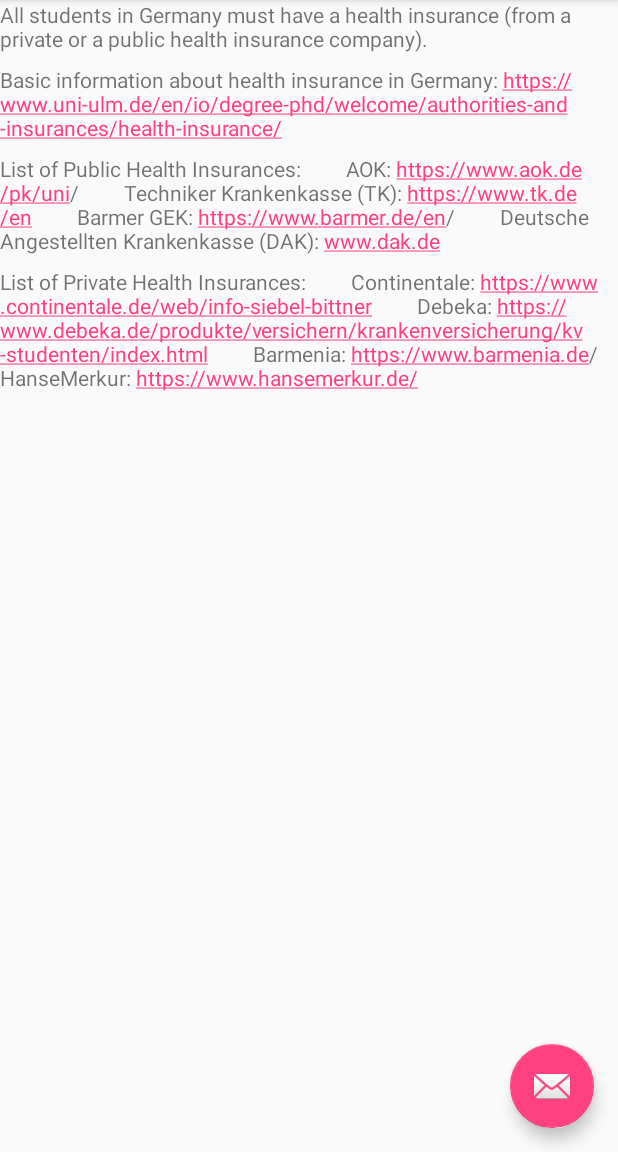
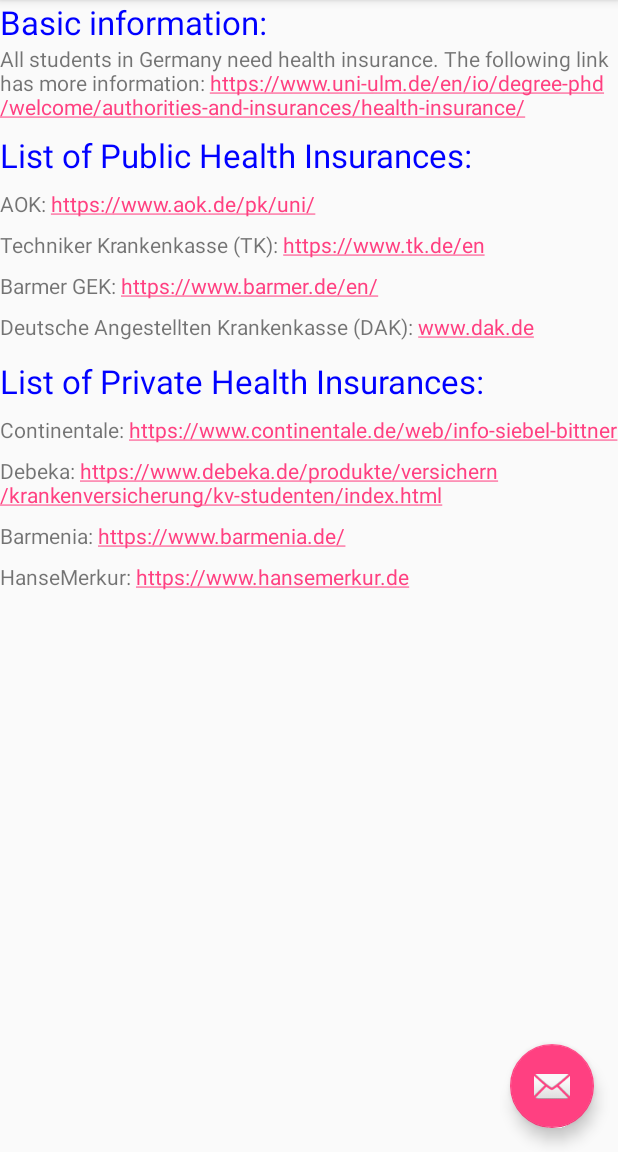
Before and after one commit to JJThatTallGuy/HSUlmNewStudentInfoApp, an Android app: the screen it shows after launch (MainActivity), in the side drawer, after a tap on "Health Insurance", on a phone screen of 412 x 824 dp, the part 84-1236 px from its top. Run offline under Robolectric (Android 15) with nearby library versions, the phone set to English and light mode, and no system bars.

Commit message:
Changed design of health frame

```diff
--- a/app/src/main/res/layout/health.xml
+++ b/app/src/main/res/layout/health.xml
@@ -10,48 +10,127 @@
         android:id="@+id/HealthIntro"
         android:layout_width="wrap_content"
         android:layout_height="wrap_content"
-        android:text="All students in Germany must have a health insurance (from a private or a public health insurance company)."/>
+        android:text="Basic information:"
+        android:textColor="@color/Blue"
+        android:textSize="22sp"
+        />
 
     <TextView
         android:id="@+id/BasicInfo"
         android:layout_width="wrap_content"
         android:layout_height="wrap_content"
-        android:text="Basic information about health insurance in Germany: https://www.uni-ulm.de/en/io/degree-phd/welcome/authorities-and-insurances/health-insurance/"
+        android:text="All students in Germany need health insurance. The following link has more information: https://www.uni-ulm.de/en/io/degree-phd/welcome/authorities-and-insurances/health-insurance/"
         android:autoLink="web"
         android:linksClickable="true"
         app:layout_constraintTop_toBottomOf="@id/HealthIntro"
-        android:paddingTop="8dp"
         />
 
     <TextView
         android:id="@+id/PublicList"
         android:layout_width="wrap_content"
         android:layout_height="wrap_content"
-        android:text="List of Public Health Insurances:
-        AOK: https://www.aok.de/pk/uni/
-        Techniker Krankenkasse (TK): https://www.tk.de/en
-        Barmer GEK: https://www.barmer.de/en/
-        Deutsche Angestellten Krankenkasse (DAK): www.dak.de"
+        android:text="List of Public Health Insurances:"
         app:layout_constraintTop_toBottomOf="@id/BasicInfo"
         android:paddingTop="8dp"
         android:linksClickable="true"
+        android:textColor="@color/Blue"
+        android:textSize="22sp"
         android:autoLink="web"
          />
-
+    <TextView
+        android:id="@+id/Pub1"
+        android:layout_width="wrap_content"
+        android:layout_height="wrap_content"
+        android:text="AOK: https://www.aok.de/pk/uni/"
+        app:layout_constraintTop_toBottomOf="@id/PublicList"
+        android:paddingTop="8dp"
+        android:linksClickable="true"
+        android:autoLink="web"
+        />
+    <TextView
+        android:id="@+id/Pub2"
+        android:layout_width="wrap_content"
+        android:layout_height="wrap_content"
+        android:text="Techniker Krankenkasse (TK): https://www.tk.de/en"
+        app:layout_constraintTop_toBottomOf="@id/Pub1"
+        android:paddingTop="8dp"
+        android:linksClickable="true"
+        android:autoLink="web"
+        />
+    <TextView
+        android:id="@+id/Pub3"
+        android:layout_width="wrap_content"
+        android:layout_height="wrap_content"
+        android:text="Barmer GEK: https://www.barmer.de/en/"
+        app:layout_constraintTop_toBottomOf="@id/Pub2"
+        android:paddingTop="8dp"
+        android:linksClickable="true"
+        android:autoLink="web"
+        />
+    <TextView
+        android:id="@+id/Pub4"
+        android:layout_width="wrap_content"
+        android:layout_height="wrap_content"
+        android:text="Deutsche Angestellten Krankenkasse (DAK): www.dak.de"
+        app:layout_constraintTop_toBottomOf="@id/Pub3"
+        android:paddingTop="8dp"
+        android:linksClickable="true"
+        android:autoLink="web"
+        />
 
     <TextView
         android:id="@+id/PrivateList"
         android:layout_width="wrap_content"
         android:layout_height="wrap_content"
-        android:text="List of Private Health Insurances:
-        Continentale: https://www.continentale.de/web/info-siebel-bittner
-        Debeka: https://www.debeka.de/produkte/versichern/krankenversicherung/kv-studenten/index.html
-        Barmenia: https://www.barmenia.de/
-        HanseMerkur: https://www.hansemerkur.de/"
-        app:layout_constraintTop_toBottomOf="@id/PublicList"
-        android:paddingTop="8dp"
+        android:text="List of Private Health Insurances:"
+        app:layout_constraintTop_toBottomOf="@id/Pub4"
+        android:paddingTop="12dp"
         android:autoLink="web"
+        android:textColor="@color/Blue"
+        android:textSize="22sp"
         android:linksClickable="true"
         />
+    <TextView
+        android:id="@+id/Priv1"
+        android:layout_width="wrap_content"
+        android:layout_height="wrap_content"
+        android:text="Continentale: https://www.continentale.de/web/info-siebel-bittner"
+        app:layout_constraintTop_toBottomOf="@id/PrivateList"
+        android:paddingTop="8dp"
+        android:linksClickable="true"
+        android:autoLink="web"
+        />
+    <TextView
+        android:id="@+id/Priv2"
+        android:layout_width="wrap_content"
+        android:layout_height="wrap_content"
+        android:text="Debeka: https://www.debeka.de/produkte/versichern/krankenversicherung/kv-studenten/index.html"
+        app:layout_constraintTop_toBottomOf="@id/Priv1"
+        android:paddingTop="8dp"
+        android:linksClickable="true"
+        android:autoLink="web"
+        />
+    <TextView
+        android:id="@+id/Priv3"
+        android:layout_width="wrap_content"
+        android:layout_height="wrap_content"
+        android:text="Barmenia: https://www.barmenia.de/"
+        app:layout_constraintTop_toBottomOf="@id/Priv2"
+        android:paddingTop="8dp"
+        android:linksClickable="true"
+        android:autoLink="web"
+        />
+    <TextView
+        android:id="@+id/Priv4"
+        android:layout_width="wrap_content"
+        android:layout_height="wrap_content"
+        android:text="HanseMerkur: https://www.hansemerkur.de"
+        app:layout_constraintTop_toBottomOf="@id/Priv3"
+        android:paddingTop="8dp"
+        android:linksClickable="true"
+        android:autoLink="web"
+        />
+
+
 
 </android.support.constraint.ConstraintLayout>
```
